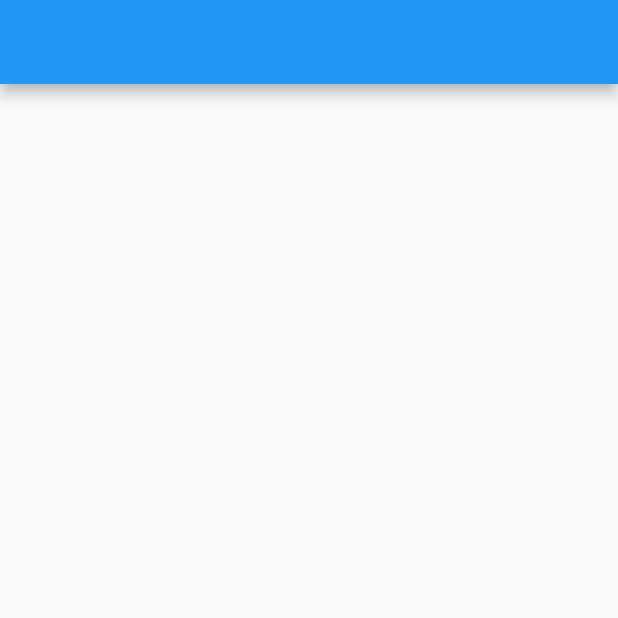
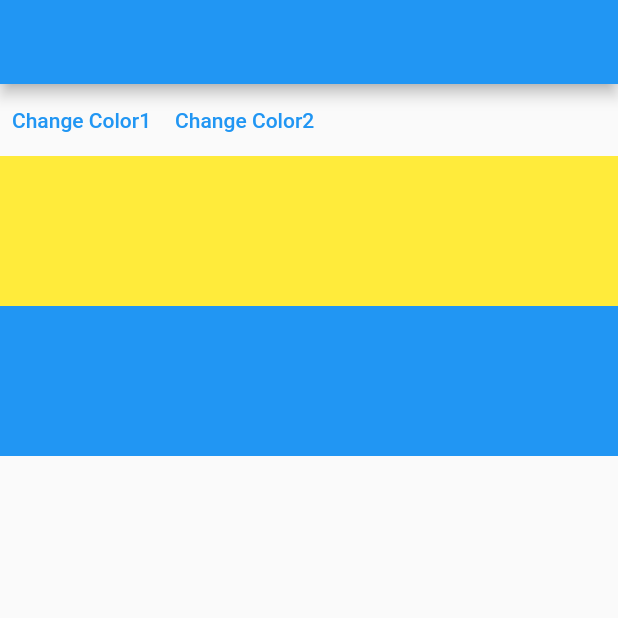
Before and after one commit to Khylesiarot/inheritedmodel, a Flutter app: the screen it shows after launch, on a phone screen of 412 x 824 dp, the top half of it. Run offline on Flutter 3.47's test engine with Material 2 defaults, Android fonts, the phone set to English and light mode, and no system bars.

Commit message:
Color widgets

```diff
--- a/lib/main.dart
+++ b/lib/main.dart
@@ -21,10 +21,39 @@ class HomePage extends StatefulWidget {
 }
 
 class _HomePageState extends State<HomePage> {
+  var color1 = Colors.yellow;
+  var color2 = Colors.blue;
   @override
   Widget build(BuildContext context) {
     return Scaffold(
       appBar: AppBar(title: const Text('')),
+      body: AvailableColorsWidget(
+          color1: color1,
+          color2: color2,
+          child: Column(
+            children: [
+              Row(
+                children: [
+                  TextButton(
+                      onPressed: () {
+                        setState(() {
+                          color1 = colors.getRandomElement();
+                        });
+                      },
+                      child: Text('Change Color1')),
+                  TextButton(
+                      onPressed: () {
+                        setState(() {
+                          color2 = colors.getRandomElement();
+                        });
+                      },
+                      child: Text('Change Color2'))
+                ],
+              ),
+              const ColorWidget(color: AvailableColors.one),
+              const ColorWidget(color: AvailableColors.two),
+            ],
+          )),
     );
   }
 }
@@ -32,8 +61,8 @@ class _HomePageState extends State<HomePage> {
 enum AvailableColors { one, two }
 
 class AvailableColorsWidget extends InheritedModel<AvailableColors> {
-  final AvailableColors color1;
-  final AvailableColors color2;
+  final MaterialColor color1;
+  final MaterialColor color2;
 
   AvailableColorsWidget(
       {Key? key,
@@ -52,21 +81,47 @@ class AvailableColorsWidget extends InheritedModel<AvailableColors> {
 
   @override
   bool updateShouldNotify(covariant AvailableColorsWidget oldWidget) {
-
     devtools.log('updateShouldNotify');
     return color1 != oldWidget.color1 || color2 != oldWidget.color2;
   }
 
   @override
-  bool updateShouldNotifyDependent(covariant AvailableColorsWidget oldWidget, Set<AvailableColors> dependencies) {
+  bool updateShouldNotifyDependent(covariant AvailableColorsWidget oldWidget,
+      Set<AvailableColors> dependencies) {
     devtools.log('updateShouldNotifyDependent');
-    if (dependencies.contains(AvailableColors.one) && color1 != oldWidget.color1){
+    if (dependencies.contains(AvailableColors.one) &&
+        color1 != oldWidget.color1) {
       return true;
     }
-     if (dependencies.contains(AvailableColors.two) && color2 != oldWidget.color2){
+    if (dependencies.contains(AvailableColors.two) &&
+        color2 != oldWidget.color2) {
       return true;
     }
     return false;
+  }
+}
+
+class ColorWidget extends StatelessWidget {
+  final AvailableColors color;
+  const ColorWidget({Key? key, required this.color}) : super(key: key);
+
+  @override
+  Widget build(BuildContext context) {
+    switch (color) {
+      case AvailableColors.one:
+        devtools.log('Color1 widget got rebuilt');
+        break;
+      case AvailableColors.two:
+        devtools.log('Color2 widget got rebuilt');
+        break;
+    }
+
+    final provider = AvailableColorsWidget.of(context, color);
+
+    return Container(
+      height: 100,
+      color: color == AvailableColors.one ? provider?.color1 : provider?.color2,
+    );
   }
 }
 
```
